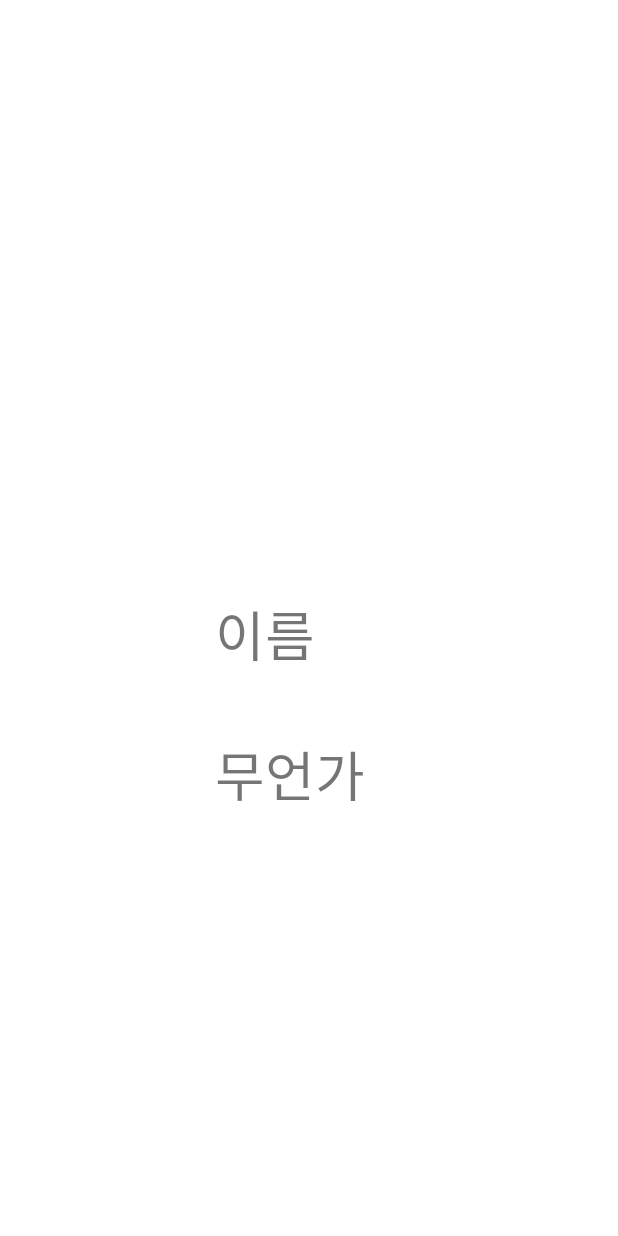
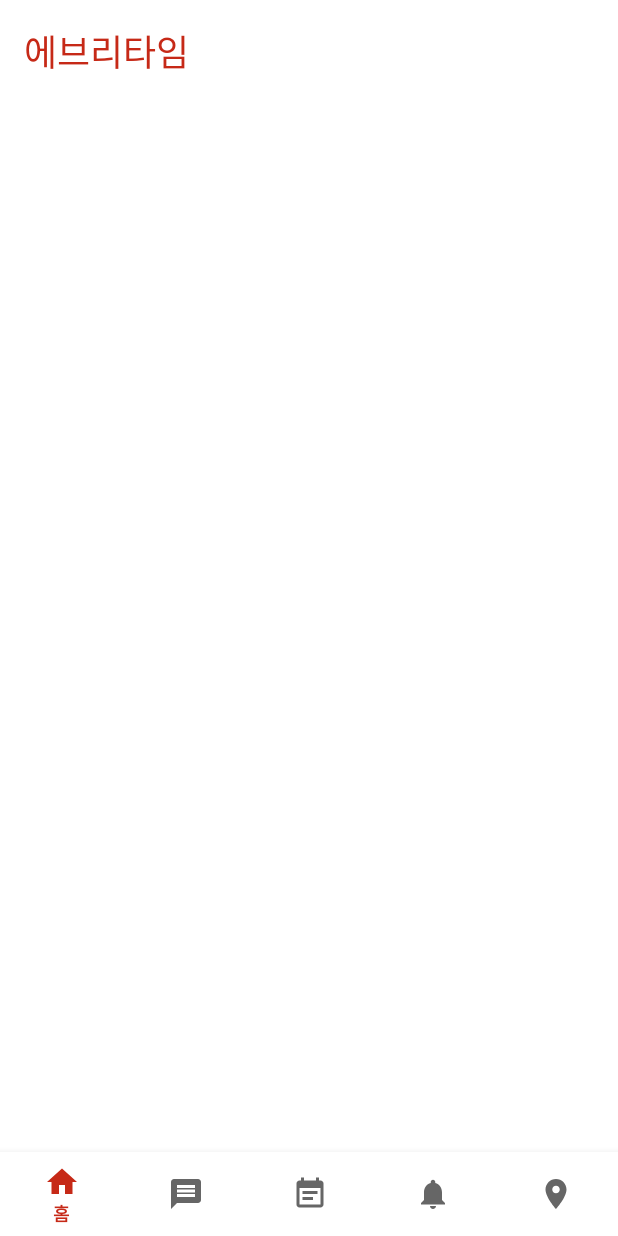
Before and after one commit to Doltas/Eata, an Android app: the MainActivity screen opened directly, with no data from a screen before it, on a phone screen of 412 x 824 dp. Run offline under Robolectric (Android 15) with nearby library versions, the phone set to English and light mode, and no system bars; network calls fail; 2 statements that could not run were skipped.

Commit message:
bottom_navigation_main.xml 만듬

```diff
--- /dev/null
+++ b/app/src/main/res/drawable/ic_baseline_home_24.xml
@@ -0,0 +1,10 @@
+<vector xmlns:android="http://schemas.android.com/apk/res/android"
+    android:width="24dp"
+    android:height="24dp"
+    android:viewportWidth="24"
+    android:viewportHeight="24"
+    android:tint="?attr/colorControlNormal">
+  <path
+      android:fillColor="@android:color/white"
+      android:pathData="M10,20v-6h4v6h5v-8h3L12,3 2,12h3v8z"/>
+</vector>
--- /dev/null
+++ b/app/src/main/res/drawable/ic_baseline_location_on_24.xml
@@ -0,0 +1,10 @@
+<vector xmlns:android="http://schemas.android.com/apk/res/android"
+    android:width="24dp"
+    android:height="24dp"
+    android:viewportWidth="24"
+    android:viewportHeight="24"
+    android:tint="?attr/colorControlNormal">
+  <path
+      android:fillColor="@android:color/white"
+      android:pathData="M12,2C8.13,2 5,5.13 5,9c0,5.25 7,13 7,13s7,-7.75 7,-13c0,-3.87 -3.13,-7 -7,-7zM12,11.5c-1.38,0 -2.5,-1.12 -2.5,-2.5s1.12,-2.5 2.5,-2.5 2.5,1.12 2.5,2.5 -1.12,2.5 -2.5,2.5z"/>
+</vector>
--- /dev/null
+++ b/app/src/main/res/drawable/ic_baseline_message_24.xml
@@ -0,0 +1,10 @@
+<vector xmlns:android="http://schemas.android.com/apk/res/android"
+    android:width="24dp"
+    android:height="24dp"
+    android:viewportWidth="24"
+    android:viewportHeight="24"
+    android:tint="?attr/colorControlNormal">
+  <path
+      android:fillColor="@android:color/white"
+      android:pathData="M20,2L4,2c-1.1,0 -1.99,0.9 -1.99,2L2,22l4,-4h14c1.1,0 2,-0.9 2,-2L22,4c0,-1.1 -0.9,-2 -2,-2zM18,14L6,14v-2h12v2zM18,11L6,11L6,9h12v2zM18,8L6,8L6,6h12v2z"/>
+</vector>
--- /dev/null
+++ b/app/src/main/res/drawable/ic_baseline_notifications_24.xml
@@ -0,0 +1,10 @@
+<vector xmlns:android="http://schemas.android.com/apk/res/android"
+    android:width="24dp"
+    android:height="24dp"
+    android:viewportWidth="24"
+    android:viewportHeight="24"
+    android:tint="?attr/colorControlNormal">
+  <path
+      android:fillColor="@android:color/white"
+      android:pathData="M12,22c1.1,0 2,-0.9 2,-2h-4c0,1.1 0.89,2 2,2zM18,16v-5c0,-3.07 -1.64,-5.64 -4.5,-6.32L13.5,4c0,-0.83 -0.67,-1.5 -1.5,-1.5s-1.5,0.67 -1.5,1.5v0.68C7.63,5.36 6,7.92 6,11v5l-2,2v1h16v-1l-2,-2z"/>
+</vector>
--- /dev/null
+++ b/app/src/main/res/drawable/ic_baseline_schedule_24.xml
@@ -0,0 +1,10 @@
+<vector xmlns:android="http://schemas.android.com/apk/res/android"
+    android:width="24dp"
+    android:height="24dp"
+    android:viewportWidth="24"
+    android:viewportHeight="24"
+    android:tint="?attr/colorControlNormal">
+  <path
+      android:fillColor="@android:color/white"
+      android:pathData="M17,10L7,10v2h10v-2zM19,3h-1L18,1h-2v2L8,3L8,1L6,1v2L5,3c-1.11,0 -1.99,0.9 -1.99,2L3,19c0,1.1 0.89,2 2,2h14c1.1,0 2,-0.9 2,-2L21,5c0,-1.1 -0.9,-2 -2,-2zM19,19L5,19L5,8h14v11zM14,14L7,14v2h7v-2z"/>
+</vector>
--- a/app/src/main/res/layout/activity_main.xml
+++ b/app/src/main/res/layout/activity_main.xml
@@ -6,46 +6,79 @@
     android:layout_height="match_parent"
     tools:context=".MainActivity">
 
+<!--    <TextView-->
+<!--        android:id="@+id/tv_id"-->
+<!--        android:layout_width="wrap_content"-->
+<!--        android:layout_height="wrap_content"-->
+<!--        android:layout_marginStart="276dp"-->
+<!--        android:layout_marginLeft="276dp"-->
+<!--        android:layout_marginTop="492dp"-->
+<!--        android:text="아이디"-->
+<!--        android:textSize="36sp"-->
+<!--        app:layout_constraintStart_toStartOf="parent"-->
+<!--        app:layout_constraintTop_toTopOf="parent"-->
+<!--        tools:visibility="gone" />-->
+
+<!--    <TextView-->
+<!--        android:id="@+id/tv_username"-->
+<!--        android:layout_width="wrap_content"-->
+<!--        android:layout_height="wrap_content"-->
+<!--        android:layout_marginStart="4dp"-->
+<!--        android:layout_marginLeft="4dp"-->
+<!--        android:layout_marginTop="8dp"-->
+<!--        android:text="이름"-->
+<!--        android:textSize="36sp"-->
+<!--        app:layout_constraintStart_toStartOf="@+id/tv_pw"-->
+<!--        app:layout_constraintTop_toBottomOf="@+id/tv_pw"-->
+<!--        tools:visibility="gone" />-->
+
+<!--    <TextView-->
+<!--        android:id="@+id/tv_any"-->
+<!--        android:layout_width="wrap_content"-->
+<!--        android:layout_height="wrap_content"-->
+<!--        android:layout_marginStart="4dp"-->
+<!--        android:layout_marginLeft="4dp"-->
+<!--        android:layout_marginTop="8dp"-->
+<!--        android:text="무언가"-->
+<!--        android:textSize="36sp"-->
+<!--        app:layout_constraintStart_toStartOf="@+id/tv_username"-->
+<!--        app:layout_constraintTop_toBottomOf="@+id/tv_username"-->
+<!--        tools:visibility="gone" />-->
+
+<!--    <TextView-->
+<!--        android:id="@+id/tv_pw"-->
+<!--        android:layout_width="wrap_content"-->
+<!--        android:layout_height="wrap_content"-->
+<!--        android:layout_marginStart="8dp"-->
+<!--        android:layout_marginLeft="8dp"-->
+<!--        android:layout_marginTop="4dp"-->
+<!--        android:text="비번"-->
+<!--        android:textSize="36sp"-->
+<!--        app:layout_constraintStart_toStartOf="@+id/tv_id"-->
+<!--        app:layout_constraintTop_toBottomOf="@+id/tv_id"-->
+<!--        tools:visibility="gone" />-->
     <TextView
-        android:id="@+id/tv_id"
+        android:id="@+id/textView15"
         android:layout_width="wrap_content"
         android:layout_height="wrap_content"
-        android:layout_marginStart="143dp"
-        android:layout_marginLeft="143dp"
-        android:layout_marginTop="200dp"
-        android:text="아이디"
-        android:textSize="36sp"
+        android:layout_marginStart="16dp"
+        android:layout_marginLeft="16dp"
+        android:layout_marginTop="16dp"
+        android:text="에브리타임"
+        android:textColor="@color/red"
+        android:textSize="24sp"
         app:layout_constraintStart_toStartOf="parent"
         app:layout_constraintTop_toTopOf="parent" />
 
-    <TextView
-        android:id="@+id/tv_any"
-        android:layout_width="wrap_content"
+    <com.google.android.material.bottomnavigation.BottomNavigationView
+        android:layout_width="match_parent"
         android:layout_height="wrap_content"
-        android:layout_marginTop="39dp"
-        android:text="무언가"
-        android:textSize="36sp"
-        app:layout_constraintStart_toStartOf="@+id/tv_username"
-        app:layout_constraintTop_toBottomOf="@+id/tv_username" />
+        app:layout_constraintBottom_toBottomOf="parent"
+        app:layout_constraintEnd_toEndOf="parent"
+        app:layout_constraintStart_toStartOf="parent"
+        app:menu="@menu/bottom_navigation_main">
 
-    <TextView
-        android:id="@+id/tv_username"
-        android:layout_width="wrap_content"
-        android:layout_height="wrap_content"
-        android:layout_marginTop="63dp"
-        android:text="이름"
-        android:textSize="36sp"
-        app:layout_constraintStart_toStartOf="@+id/tv_pw"
-        app:layout_constraintTop_toBottomOf="@+id/tv_pw" />
+    </com.google.android.material.bottomnavigation.BottomNavigationView>
 
-    <TextView
-        android:id="@+id/tv_pw"
-        android:layout_width="wrap_content"
-        android:layout_height="wrap_content"
-        android:layout_marginTop="35dp"
-        android:text="비번"
-        android:textSize="36sp"
-        app:layout_constraintStart_toStartOf="@+id/tv_id"
-        app:layout_constraintTop_toBottomOf="@+id/tv_id" />
 
 </androidx.constraintlayout.widget.ConstraintLayout>
--- /dev/null
+++ b/app/src/main/res/menu/bottom_navigation_main.xml
@@ -0,0 +1,35 @@
+<?xml version="1.0" encoding="utf-8"?>
+<menu xmlns:android="http://schemas.android.com/apk/res/android">
+    <item
+        android:title="홈"
+        android:id="@+id/action_home"
+        android:enabled="true"
+        android:icon="@drawable/ic_baseline_home_24">
+    </item>
+    <item
+        android:title="게시판"
+        android:id="@+id/action_board"
+        android:enabled="true"
+        android:icon="@drawable/ic_baseline_message_24">
+    </item>
+    <item
+        android:title="시간표"
+        android:id="@+id/action_schedule"
+        android:enabled="true"
+        android:icon="@drawable/ic_baseline_schedule_24">
+    </item>
+    <item
+        android:title="알림"
+        android:id="@+id/action_notification"
+        android:enabled="true"
+        android:icon="@drawable/ic_baseline_notifications_24">
+    </item>
+    <item
+        android:title="캠퍼스픽"
+        android:id="@+id/action_campuspick"
+        android:enabled="true"
+        android:icon="@drawable/ic_baseline_location_on_24">
+    </item>
+
+
+</menu>
```
